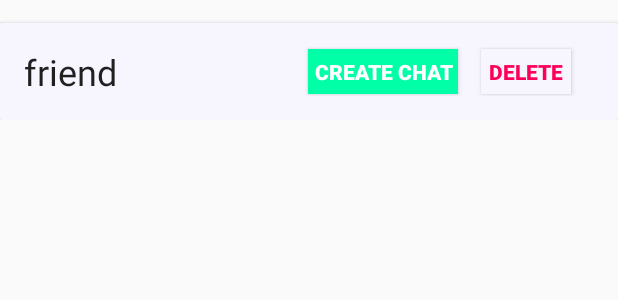
After one commit to Szczurk3y/Messenger, an Android app: the layout friend_item.xml on its own in the app's theme, with its tools: preview values and no code run, on a phone screen of 412 x 824 dp. The commit adds this screen. Shown: the top 300 px of the screen. Run offline under Robolectric (Android 15) with nearby library versions, the phone set to English and light mode, and no system bars.

Commit message:
Added friends query

```diff
--- a/app/src/main/java/Activities/User_ContentActivity.kt
+++ b/app/src/main/java/Activities/User_ContentActivity.kt
@@ -4,14 +4,16 @@ import androidx.appcompat.app.AppCompatActivity
 import android.os.Bundle
 import com.szczurk3y.messenger.R
 import ViewPagers.UserContent_ViewPageAdapter
+import com.szczurk3y.messenger.FriendsRelation
 import com.szczurk3y.messenger.Invitation
-import com.szczurk3y.messenger.LoginUser
+import com.szczurk3y.messenger.User
 import kotlinx.android.synthetic.main.activity_main.*
 
 class User_ContentActivity : AppCompatActivity() {
     companion object {
-        lateinit var user: LoginUser
+        lateinit var user: User
         var invitationsList = listOf<Invitation>()
+        var friendsList = listOf<FriendsRelation>()
     }
 
     override fun onCreate(savedInstanceState: Bundle?) {
--- a/app/src/main/java/Adapters/InvitationsAdapter.kt
+++ b/app/src/main/java/Adapters/InvitationsAdapter.kt
@@ -1,7 +1,5 @@
 package Adapters
 
-import Activities.User_ContentActivity
-import android.content.Intent
 import android.view.LayoutInflater
 import android.view.View
 import android.view.ViewGroup
--- a/app/src/main/java/Fragments/LoginFragment.kt
+++ b/app/src/main/java/Fragments/LoginFragment.kt
@@ -30,7 +30,7 @@ class LoginFragment : Fragment() {
         submit.setOnClickListener {
             val username = this.username_editText.text.toString()
             val password = this.password_editText.text.toString()
-            User_ContentActivity.user = LoginUser(username, password)
+            User_ContentActivity.user = User(username, password)
             AsyncTaskHandleJSON().execute()
         }
 
--- a/app/src/main/java/com/szczurk3y/messenger/MessengerService.kt
+++ b/app/src/main/java/com/szczurk3y/messenger/MessengerService.kt
@@ -13,9 +13,13 @@ interface MessengerService {
 
     @Headers("Content-Type: application/json")
     @POST("login")
-    fun login(@Body user: LoginUser): Call<ResponseBody>
+    fun login(@Body user: User): Call<ResponseBody>
 
     @Headers("Content-Type: application/json", "auth-token: eyJhbGciOiJIUzI1NiIsInR5cCI6IkpXVCJ9.eyJfdXNlcm5hbWUiOiJzaWVtYSIsImlhdCI6MTU3OTYxMzQzNX0.Y1YYwlVxM36dEY3Yy5D7waPeVp1Ge2FIqsiTgwZ5w9c")
     @POST("invitations")
     fun getInvitations(@Body invitation: Invitation): Call<List<Invitation>>
+
+    @Headers("Content-Type: application/json", "auth-token: eyJhbGciOiJIUzI1NiIsInR5cCI6IkpXVCJ9.eyJfdXNlcm5hbWUiOiJzaWVtYSIsImlhdCI6MTU3OTYxMzQzNX0.Y1YYwlVxM36dEY3Yy5D7waPeVp1Ge2FIqsiTgwZ5w9c")
+    @POST("friends")
+    fun getFriends(@Body friendsRelation: FriendsRelation): Call<List<FriendsRelation>>
 }
--- a/app/src/main/res/layout/fragment_user__friends.xml
+++ b/app/src/main/res/layout/fragment_user__friends.xml
@@ -10,7 +10,7 @@
     <TextView
         android:layout_width="match_parent"
         android:layout_height="wrap_content"
-        android:text="Add friends"
+        android:text="Invite friends"
         app:layout_constraintTop_toTopOf="parent"
         android:id="@+id/addFriend_textView"
         android:layout_marginTop="40dp"
@@ -85,7 +85,7 @@
         <androidx.recyclerview.widget.RecyclerView
             android:layout_width="match_parent"
             android:layout_height="wrap_content"
-            android:id="@+id/friendRecyclerView"
+            android:id="@+id/recyclerView"
             app:layoutManager="androidx.recyclerview.widget.LinearLayoutManager"
             app:layout_behavior="@string/appbar_scrolling_view_behavior"
             tools:listitem="@layout/invitation_item"/>
--- /dev/null
+++ b/app/src/main/res/layout/friend_item.xml
@@ -0,0 +1,57 @@
+<?xml version="1.0" encoding="utf-8"?>
+<LinearLayout xmlns:android="http://schemas.android.com/apk/res/android"
+    android:layout_width="match_parent"
+    android:layout_height="wrap_content"
+    xmlns:app="http://schemas.android.com/apk/res-auto"
+    android:layout_marginTop="5dp">
+
+    <androidx.cardview.widget.CardView
+        android:layout_height="wrap_content"
+        android:layout_width="match_parent"
+        android:layout_marginTop="10dp">
+        <androidx.constraintlayout.widget.ConstraintLayout
+            android:layout_width="match_parent"
+            android:layout_height="wrap_content"
+            android:orientation="vertical"
+            android:padding="16dp"
+            android:background="#F7F6FF">
+            <TextView
+                android:textAppearance="@style/TextAppearance.AppCompat.Headline"
+                android:layout_width="wrap_content"
+                android:layout_height="wrap_content"
+                android:id="@+id/friend_textView"
+                android:layout_weight="1"
+                app:layout_constraintTop_toTopOf="parent"
+                app:layout_constraintLeft_toLeftOf="parent"
+                android:text="@string/friend"/>
+            <Button
+                android:layout_width="60dp"
+                android:layout_height="30dp"
+                android:gravity="center"
+                android:text="@string/delete"
+                app:layout_constraintRight_toRightOf="parent"
+                android:background="#F7F6FF"
+                app:layout_constraintTop_toTopOf="parent"
+                app:layout_constraintBottom_toBottomOf="parent"
+                android:id="@+id/deleteFriend"
+                android:layout_weight="1"
+                android:layout_marginEnd="15dp"
+                android:textStyle="bold"
+                android:textColor="#FF0058"/>
+            <Button
+                android:layout_width="100dp"
+                android:layout_height="30dp"
+                android:gravity="center"
+                android:id="@+id/createChat"
+                android:background="#00FFA7"
+                android:layout_marginEnd="15dp"
+                android:layout_weight="1"
+                app:layout_constraintTop_toTopOf="parent"
+                app:layout_constraintBottom_toBottomOf="parent"
+                app:layout_constraintRight_toLeftOf="@id/deleteFriend"
+                android:text="@string/create_chat"
+                android:textStyle="bold"
+                android:textColor="#FFF"/>
+        </androidx.constraintlayout.widget.ConstraintLayout>
+    </androidx.cardview.widget.CardView>
+</LinearLayout>
--- a/app/src/main/res/values/strings.xml
+++ b/app/src/main/res/values/strings.xml
@@ -7,4 +7,7 @@
     <string name="refuse">Refuse</string>
     <string name="send_time">Send time</string>
     <string name="sender">Sender</string>
+    <string name="friend">friend</string>
+    <string name="delete">delete</string>
+    <string name="create_chat">create chat</string>
 </resources>
```
Also changed, not shown: app/src/main/java/Adapters/FriendsAdapter.kt (added, +38 -0 lines), app/src/main/java/Fragments/User_FriendsFragment.kt (+43 -19 lines), app/src/main/java/com/szczurk3y/messenger/User.kt (+6 -1 lines).
